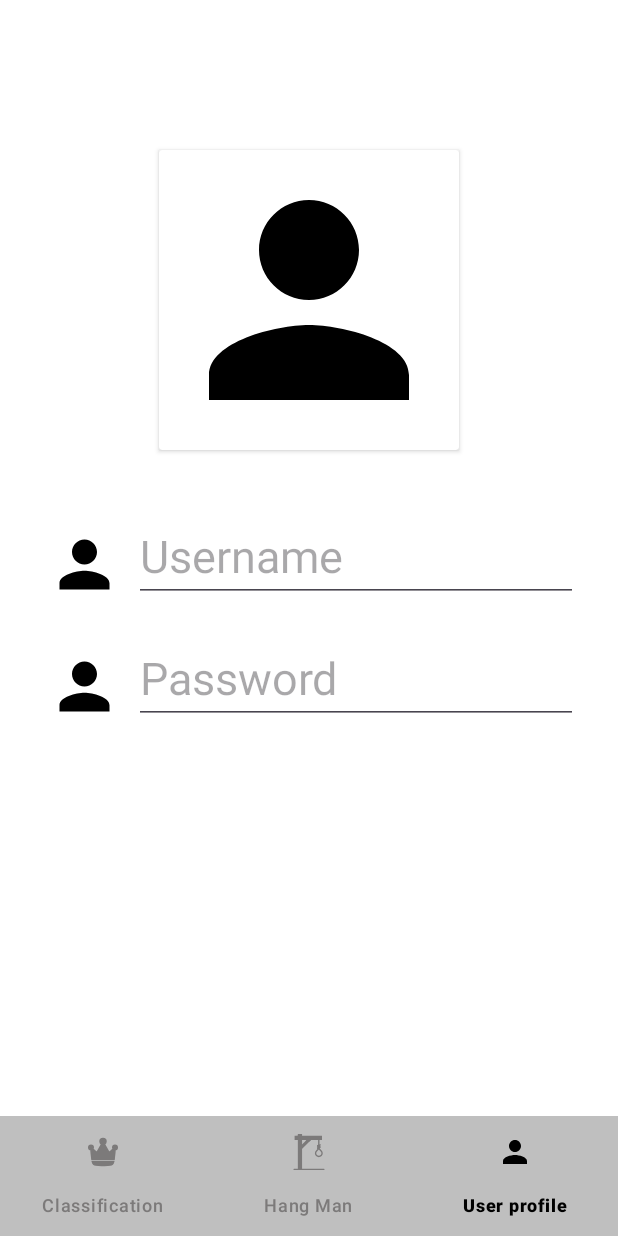
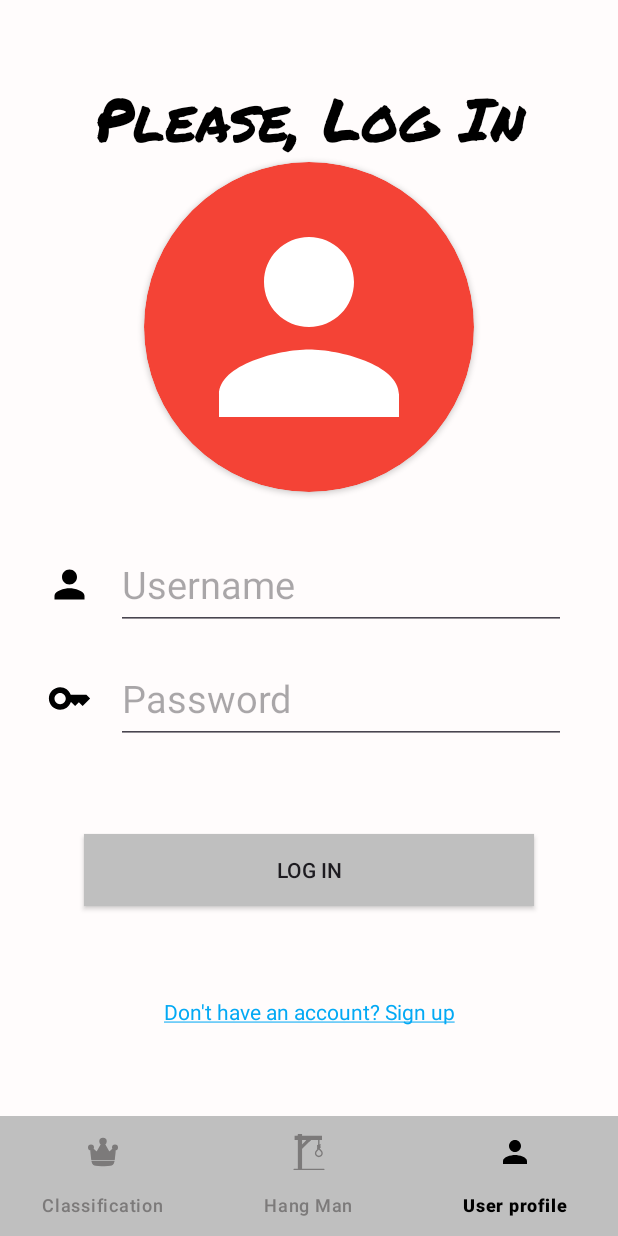
Before and after one commit to sgaleraalq/HangManGame, an Android app: the UserFragment screen opened through its navigation route, on a phone screen of 412 x 824 dp. Run offline under Robolectric (Android 15) with nearby library versions, the phone set to English and light mode, and no system bars; our stand-ins replace Dagger/Hilt's generated code, navigation-ui.

Commit message:
Log In Screen

```diff
--- a/app/src/main/java/com/sgalera/hangedgame/ui/user/UserFragment.kt
+++ b/app/src/main/java/com/sgalera/hangedgame/ui/user/UserFragment.kt
@@ -1,14 +1,22 @@
 package com.sgalera.hangedgame.ui.user
 
+import android.graphics.Paint
 import android.os.Bundle
 import androidx.fragment.app.Fragment
 import android.view.LayoutInflater
 import android.view.View
 import android.view.ViewGroup
+import android.widget.ImageView
+import android.widget.TextView
+import androidx.core.content.ContextCompat
 import com.sgalera.hangedgame.R
 import com.sgalera.hangedgame.databinding.FragmentUserBinding
 
 class UserFragment : Fragment() {
+
+    private lateinit var tvSignUp: TextView
+    private lateinit var ivNotSigned: ImageView
+
 
     private var _binding: FragmentUserBinding? = null
     private val binding get() = _binding!!
@@ -20,4 +28,21 @@ class UserFragment : Fragment() {
         return binding.root
     }
 
+    override fun onViewCreated(view: View, savedInstanceState: Bundle?) {
+        super.onViewCreated(view, savedInstanceState)
+        initUI()
+    }
+
+    private fun initUI(){
+        initComponents()
+    }
+
+    private fun initComponents() {
+        tvSignUp = binding.tvSignUp
+        tvSignUp.paintFlags = tvSignUp.paintFlags or Paint.UNDERLINE_TEXT_FLAG
+
+        ivNotSigned = binding.ivNotSigned
+        ivNotSigned.setColorFilter(ContextCompat.getColor(this.requireContext(), R.color.white))
+    }
+
 }
--- /dev/null
+++ b/app/src/main/res/drawable/ic_key.xml
@@ -0,0 +1,5 @@
+<vector android:height="24dp" android:tint="#000000"
+    android:viewportHeight="24" android:viewportWidth="24"
+    android:width="24dp" xmlns:android="http://schemas.android.com/apk/res/android">
+    <path android:fillColor="@android:color/white" android:pathData="M21,10h-8.35C11.83,7.67 9.61,6 7,6c-3.31,0 -6,2.69 -6,6s2.69,6 6,6c2.61,0 4.83,-1.67 5.65,-4H13l2,2l2,-2l2,2l4,-4.04L21,10zM7,15c-1.65,0 -3,-1.35 -3,-3c0,-1.65 1.35,-3 3,-3s3,1.35 3,3C10,13.65 8.65,15 7,15z"/>
+</vector>
--- a/app/src/main/res/layout/fragment_user.xml
+++ b/app/src/main/res/layout/fragment_user.xml
@@ -9,21 +9,40 @@
     <androidx.constraintlayout.widget.ConstraintLayout
         android:id="@+id/clLogInScreen"
         android:layout_width="match_parent"
-        android:layout_height="match_parent">
+        android:layout_height="match_parent"
+        android:background="@color/softWhite">
+
+        <TextView
+            android:id="@+id/ivLogInTitle"
+            android:layout_width="match_parent"
+            android:layout_height="wrap_content"
+            android:layout_marginTop="50dp"
+            android:fontFamily="@font/permanent_marker"
+            android:gravity="center"
+            android:text="@string/pleaseLogIn"
+            android:textColor="@color/black"
+            android:textSize="40sp"
+            app:layout_constraintEnd_toEndOf="parent"
+            app:layout_constraintStart_toStartOf="parent"
+            app:layout_constraintTop_toTopOf="parent"
+            app:layout_constraintBottom_toTopOf="@id/cvAccountImage"/>
 
         <androidx.cardview.widget.CardView
             android:id="@+id/cvAccountImage"
-            android:layout_width="200dp"
-            android:layout_height="200dp"
-            android:layout_marginTop="100dp"
+            android:layout_width="220dp"
+            android:layout_height="220dp"
+            android:backgroundTint="@color/red"
+            app:cardCornerRadius="110dp"
             app:layout_constraintEnd_toEndOf="parent"
             app:layout_constraintStart_toStartOf="parent"
-            app:layout_constraintTop_toTopOf="parent">
+            app:layout_constraintTop_toBottomOf="@id/ivLogInTitle"
+            app:layout_constraintBottom_toTopOf="@id/llUserName">
 
             <ImageView
                 android:id="@+id/ivNotSigned"
-                android:layout_width="match_parent"
-                android:layout_height="match_parent"
+                android:layout_width="180dp"
+                android:layout_height="180dp"
+                android:layout_gravity="center"
                 android:contentDescription="@string/descriptionIVNotSignedIn"
                 android:src="@drawable/ic_user" />
 
@@ -33,25 +52,28 @@
             android:id="@+id/llUserName"
             android:layout_width="350dp"
             android:layout_height="wrap_content"
-            android:layout_marginTop="40dp"
+            android:layout_marginTop="32dp"
+            app:layout_constraintBottom_toTopOf="@+id/llPassword"
             app:layout_constraintEnd_toEndOf="parent"
             app:layout_constraintStart_toStartOf="parent"
             app:layout_constraintTop_toBottomOf="@+id/cvAccountImage">
 
             <ImageView
-                android:layout_width="50dp"
-                android:layout_height="50dp"
-                android:src="@drawable/ic_user"
-                android:layout_gravity="bottom"
-                android:layout_marginEnd="8dp"/>
+                android:layout_width="30dp"
+                android:layout_height="30dp"
+                android:layout_gravity="center|center"
+                android:layout_marginEnd="16dp"
+                android:src="@drawable/ic_user" />
 
 
             <EditText
-                android:id="@+id/tvUserName"
+                android:id="@+id/etUserName"
                 android:layout_width="300dp"
-                android:layout_height="wrap_content"
+                android:layout_height="60dp"
                 android:hint="@string/userName"
-                android:textSize="30sp" />
+                android:maxLength="20"
+                android:maxLines="1"
+                android:textSize="25sp" />
 
         </LinearLayout>
 
@@ -60,26 +82,52 @@
             android:id="@+id/llPassword"
             android:layout_width="350dp"
             android:layout_height="wrap_content"
-            android:layout_marginTop="20dp"
+            android:layout_marginTop="16dp"
             app:layout_constraintEnd_toEndOf="parent"
             app:layout_constraintStart_toStartOf="parent"
             app:layout_constraintTop_toBottomOf="@+id/llUserName">
 
             <ImageView
-                android:layout_width="50dp"
-                android:layout_height="50dp"
-                android:src="@drawable/ic_user"
-                android:layout_gravity="bottom"
-                android:layout_marginEnd="8dp"/>
+                android:layout_width="30dp"
+                android:layout_height="30dp"
+                android:layout_gravity="center|center"
+                android:layout_marginEnd="16dp"
+                android:src="@drawable/ic_key" />
 
 
             <EditText
+                android:id="@+id/etPassword"
                 android:layout_width="300dp"
-                android:layout_height="wrap_content"
+                android:layout_height="60dp"
                 android:hint="@string/password"
-                android:textSize="30sp" />
+                android:inputType="textPassword"
+                android:maxLength="10"
+                android:maxLines="1"
+                android:textSize="25sp" />
 
         </LinearLayout>
+
+        <androidx.appcompat.widget.AppCompatButton
+            android:id="@+id/btnLogIn"
+            android:layout_width="300dp"
+            android:layout_height="wrap_content"
+            android:background="@color/darkWhite"
+            android:text="@string/logIn"
+            app:layout_constraintBottom_toTopOf="@id/tvSignUp"
+            app:layout_constraintEnd_toEndOf="parent"
+            app:layout_constraintStart_toStartOf="parent"
+            app:layout_constraintTop_toBottomOf="@id/llPassword" />
+
+        <TextView
+            android:id="@+id/tvSignUp"
+            android:layout_width="wrap_content"
+            android:layout_height="wrap_content"
+            android:text="@string/notLoggedIn"
+            android:textColor="@color/blue"
+            app:layout_constraintBottom_toBottomOf="parent"
+            app:layout_constraintEnd_toEndOf="parent"
+            app:layout_constraintStart_toStartOf="parent"
+            app:layout_constraintTop_toBottomOf="@id/btnLogIn" />
 
 
     </androidx.constraintlayout.widget.ConstraintLayout>
--- a/app/src/main/res/values/colors.xml
+++ b/app/src/main/res/values/colors.xml
@@ -5,6 +5,8 @@
 
     // Main colors
     <color name="darkWhite">#BFBFBF</color>
+    <color name="softWhite">#FFFCFC</color>
     <color name="softGrey">#7C7A7A</color>
     <color name="red">#F44336</color>
+    <color name="blue">#03A9F4</color>
 </resources>
--- a/app/src/main/res/values/strings.xml
+++ b/app/src/main/res/values/strings.xml
@@ -9,6 +9,9 @@
     <string name="test">Just a test</string>
     <string name="userName">Username</string>
     <string name="password">Password</string>
+    <string name="logIn">Log In</string>
+    <string name="notLoggedIn">Don\'t have an account? Sign up</string>
+    <string name="pleaseLogIn">Please, Log In</string>
 
 
     // Letters
```
Also changed, not shown: app/src/main/res/drawable/background_white_board.png (added), app/src/main/res/drawable/title_log_in.png (added), app/src/main/res/font/permanent_marker.ttf (added).
